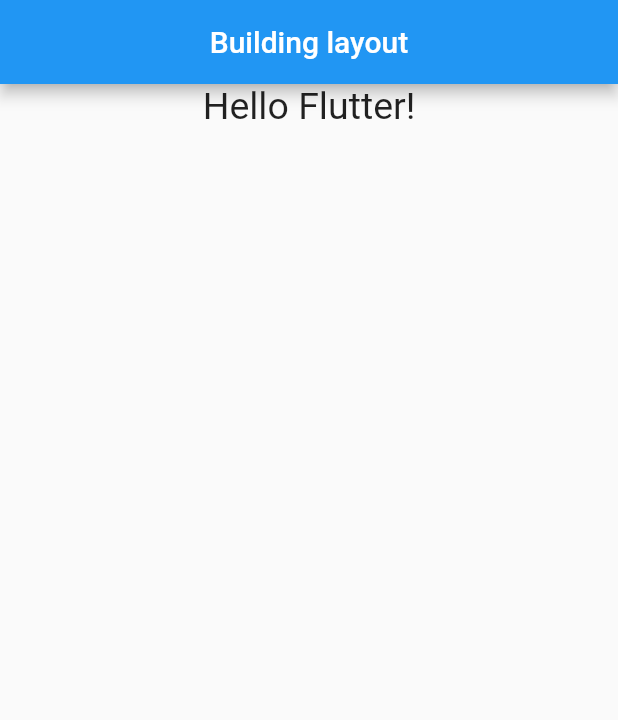
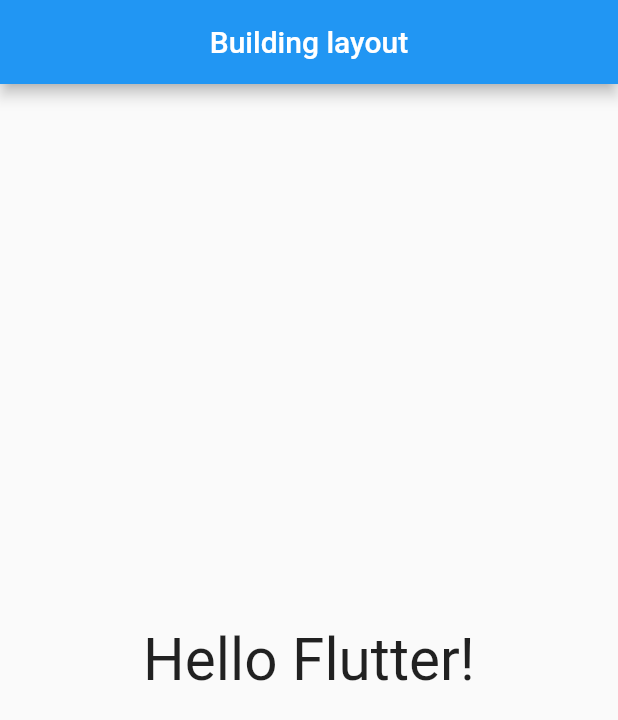
Before and after one commit to sadykovs/ui_components, a Flutter app: the screen it shows after launch, on a phone screen of 412 x 824 dp. Shown: the top 720 px of the screen. Run offline on Flutter 3.47's test engine with Material 2 defaults, Android fonts, the phone set to English and light mode, and no system bars.

Commit message:
aligment center

```diff
--- a/lib/main.dart
+++ b/lib/main.dart
@@ -13,8 +13,8 @@
               centerTitle: true,
             ),
             body: Align(
-              alignment: Alignment.topCenter,
-              child: Text('Hello Flutter!', style: TextStyle(fontSize: 25)),
+              alignment: Alignment.center,
+              child: Text('Hello Flutter!', style: TextStyle(fontSize: 39)),
             )));
   }
 }
```
